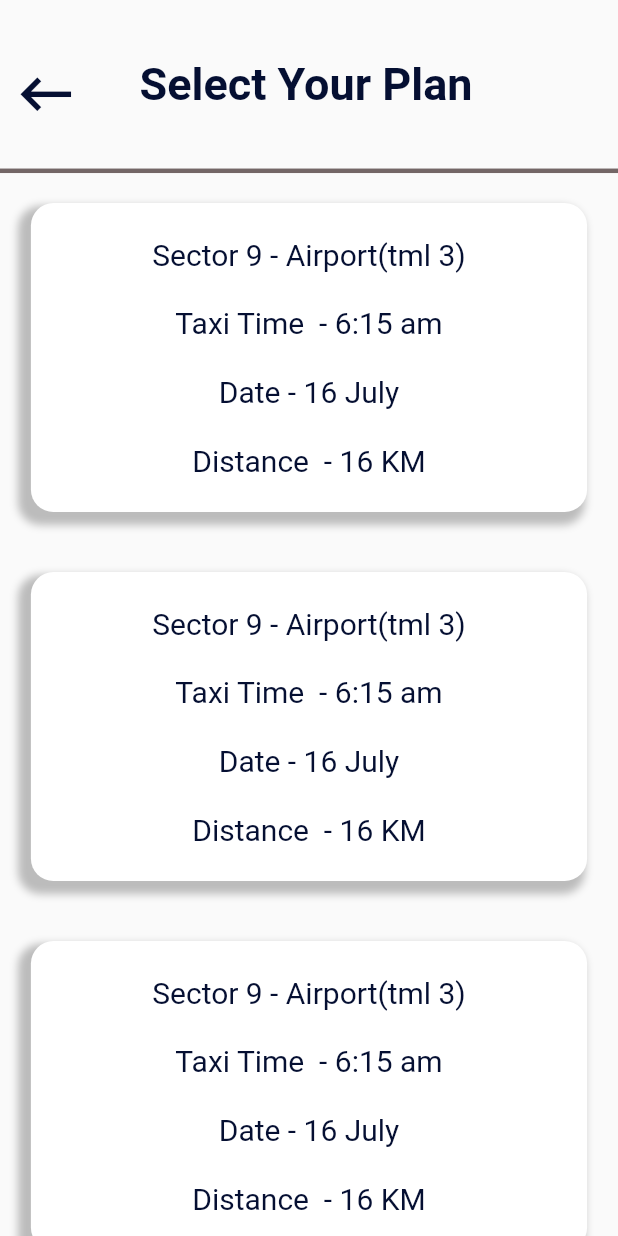
After one commit to Ishikagarg-ig/APKA_Sih2020, a Flutter app: the selectyourPlan screen opened directly, on a phone screen of 412 x 824 dp. The commit adds this screen. Run offline on Flutter 3.47's test engine with Material 2 defaults, Android fonts, the phone set to English and light mode, and no system bars; our stand-ins replace awesome_dialog, carousel_slider, cloud_firestore, firebase_auth, flutter_animation_progress_bar, flutter_neumorphic and 6 more; missing offline and left inert: fab_circular_menu, simple_splashscreen; accounts and stored records are empty.

Commit message:
other commit

```diff
--- a/lib/main.dart
+++ b/lib/main.dart
@@ -25,6 +25,7 @@ class _MyAppState extends State<MyApp> {
     return MaterialApp(
       home:
       AppStart(),
+        debugShowCheckedModeBanner: false
     );
   }
 }
--- a/lib/screens/autobooking_screen.dart
+++ b/lib/screens/autobooking_screen.dart
@@ -6,6 +6,7 @@ import 'package:flutter/rendering.dart';
 import 'package:flutter/services.dart';
 import 'package:flutter_neumorphic/flutter_neumorphic.dart';
 import 'package:hexcolor/hexcolor.dart';
+import 'select_your_plan.dart';
 
 class AutoBookingScreen extends StatefulWidget {
   @override
@@ -399,6 +400,7 @@ class _AutoBookingScreenState extends State<AutoBookingScreen> {
                                     borderRadius: BorderRadius.circular(100.0),
                                   ),
                                   onPressed: (){
+                                    Navigator.push(context, MaterialPageRoute(builder: (context) => selectyourPlan()));
                                   },
                                   child: Text("No",style: TextStyle(color: Colors.white,fontSize: 24.0,),),
                                 ),
--- /dev/null
+++ b/lib/screens/select_your_plan.dart
@@ -0,0 +1,260 @@
+import 'package:flutter/cupertino.dart';
+import 'package:flutter/material.dart';
+import 'package:hexcolor/hexcolor.dart';
+import 'package:flutter_neumorphic/flutter_neumorphic.dart';
+class selectyourPlan extends StatefulWidget {
+  @override
+  _selectyourPlanState createState() => _selectyourPlanState();
+}
+
+class _selectyourPlanState extends State<selectyourPlan> {
+  @override
+  Widget build(BuildContext context) {
+    return Scaffold(
+      body:SingleChildScrollView(
+        scrollDirection: Axis.vertical,
+        child: Column(
+          children: <Widget>[
+            Container(
+              height: MediaQuery.of(context).size.height*0.14,
+              decoration: BoxDecoration(
+                border: Border(
+                  bottom: BorderSide(
+                    color: Hexcolor('#736666'),
+                    width: 3.0,
+                  ),
+                ),
+              ),
+              child: Row(
+                children: <Widget>[
+                  Column(
+                    mainAxisAlignment: MainAxisAlignment.center,
+                    children: <Widget>[
+                      SafeArea(
+                        child: IconButton(
+                          icon: Icon(Icons.keyboard_backspace,color: Hexcolor('#050F32') ,size: 45,),
+                          onPressed: (){
+                            Navigator.pop(context);
+                          },
+                      )
+                      )
+                    ],
+
+                  ),
+                  SizedBox(width: 45),
+
+                  Column(
+                    mainAxisAlignment: MainAxisAlignment.center,
+                    crossAxisAlignment: CrossAxisAlignment.center,
+                    children: <Widget>[
+                      SafeArea(
+                          child: Text('Select Your Plan',style: TextStyle(fontSize: 30.0,color: Hexcolor('#050F32'),fontWeight: FontWeight.w600))
+                      )
+                    ],
+                  )
+                ],
+              ),
+            ),
+            GestureDetector(
+              onTap: (){
+
+              },
+              child: Padding(
+                padding: EdgeInsets.fromLTRB(0, 20, 0, 20),
+                child: Container(
+                  width: MediaQuery.of(context).size.width*0.9,
+                  height: MediaQuery.of(context).size.height*0.25,
+                  decoration: BoxDecoration(
+                    color: Colors.white,
+                    borderRadius: BorderRadius.circular(15.0),
+                    boxShadow: [
+                      BoxShadow(
+                        color: Color.fromRGBO(0, 0, 0, 0.25),
+                        blurRadius: 4,
+                        spreadRadius: 3,
+                        offset: Offset(-5,5),
+                      ),
+                    ],
+                  ),
+                  child: Column(
+                      mainAxisAlignment: MainAxisAlignment.spaceEvenly,
+                      children: <Widget>[
+                        Text("Sector 9 - Airport(tml 3)",
+                          style: TextStyle(
+                          fontSize: 20.0,
+                          color: Hexcolor('#050F32'),
+                          ),),
+                        Text("Taxi Time  - 6:15 am",
+                          style: TextStyle(
+                          fontSize: 20.0,
+                          color: Hexcolor('#050F32'),
+                          ),),
+                        Text("Date - 16 July",
+                          style: TextStyle(
+                          fontSize: 20.0,
+                          color: Hexcolor('#050F32'),
+                          ),),
+                        Text("Distance  - 16 KM",
+                          style: TextStyle(
+                          fontSize: 20.0,
+                          color: Hexcolor('#050F32'),
+                          ),)
+                    ]
+                        )
+                ),
+              ),
+            ),
+            GestureDetector(
+              onTap: (){
+
+              },
+              child: Padding(
+                padding: EdgeInsets.fromLTRB(0, 20, 0, 20),
+                child: Container(
+                    width: MediaQuery.of(context).size.width*0.9,
+                    height: MediaQuery.of(context).size.height*0.25,
+                    decoration: BoxDecoration(
+                      color: Colors.white,
+                      borderRadius: BorderRadius.circular(15.0),
+                      boxShadow: [
+                        BoxShadow(
+                          color: Color.fromRGBO(0, 0, 0, 0.25),
+                          blurRadius: 4,
+                          spreadRadius: 3,
+                          offset: Offset(-5,5),
+                        ),
+                      ],
+                    ),
+                    child: Column(
+                        mainAxisAlignment: MainAxisAlignment.spaceEvenly,
+                        children: <Widget>[
+                          Text("Sector 9 - Airport(tml 3)",
+                            style: TextStyle(
+                              fontSize: 20.0,
+                              color: Hexcolor('#050F32'),
+                            ),),
+                          Text("Taxi Time  - 6:15 am",
+                            style: TextStyle(
+                              fontSize: 20.0,
+                              color: Hexcolor('#050F32'),
+                            ),),
+                          Text("Date - 16 July",
+                            style: TextStyle(
+                              fontSize: 20.0,
+                              color: Hexcolor('#050F32'),
+                            ),),
+                          Text("Distance  - 16 KM",
+                            style: TextStyle(
+                              fontSize: 20.0,
+                              color: Hexcolor('#050F32'),
+                            ),)
+                        ]
+                    )
+                ),
+              ),
+            ),
+            GestureDetector(
+              onTap: (){
+
+              },
+              child: Padding(
+                padding: EdgeInsets.fromLTRB(0, 20, 0, 20),
+                child: Container(
+                    width: MediaQuery.of(context).size.width*0.9,
+                    height: MediaQuery.of(context).size.height*0.25,
+                    decoration: BoxDecoration(
+                      color: Colors.white,
+                      borderRadius: BorderRadius.circular(15.0),
+                      boxShadow: [
+                        BoxShadow(
+                          color: Color.fromRGBO(0, 0, 0, 0.25),
+                          blurRadius: 4,
+                          spreadRadius: 3,
+                          offset: Offset(-5,5),
+                        ),
+                      ],
+                    ),
+                    child: Column(
+                        mainAxisAlignment: MainAxisAlignment.spaceEvenly,
+                        children: <Widget>[
+                          Text("Sector 9 - Airport(tml 3)",
+                            style: TextStyle(
+                              fontSize: 20.0,
+                              color: Hexcolor('#050F32'),
+                            ),),
+                          Text("Taxi Time  - 6:15 am",
+                            style: TextStyle(
+                              fontSize: 20.0,
+                              color: Hexcolor('#050F32'),
+                            ),),
+                          Text("Date - 16 July",
+                            style: TextStyle(
+                              fontSize: 20.0,
+                              color: Hexcolor('#050F32'),
+                            ),),
+                          Text("Distance  - 16 KM",
+                            style: TextStyle(
+                              fontSize: 20.0,
+                              color: Hexcolor('#050F32'),
+                            ),)
+                        ]
+                    )
+                ),
+              ),
+            ),
+            GestureDetector(
+              onTap: (){
+
+              },
+              child: Padding(
+                padding: EdgeInsets.fromLTRB(0, 20, 0, 20),
+                child: Container(
+                    width: MediaQuery.of(context).size.width*0.9,
+                    height: MediaQuery.of(context).size.height*0.25,
+                    decoration: BoxDecoration(
+                      color: Colors.white,
+                      borderRadius: BorderRadius.circular(15.0),
+                      boxShadow: [
+                        BoxShadow(
+                          color: Color.fromRGBO(0, 0, 0, 0.25),
+                          blurRadius: 4,
+                          spreadRadius: 3,
+                          offset: Offset(-5,5),
+                        ),
+                      ],
+                    ),
+                    child: Column(
+                        mainAxisAlignment: MainAxisAlignment.spaceEvenly,
+                        children: <Widget>[
+                          Text("Sector 9 - Airport(tml 3)",
+                            style: TextStyle(
+                              fontSize: 20.0,
+                              color: Hexcolor('#050F32'),
+                            ),),
+                          Text("Taxi Time  - 6:15 am",
+                            style: TextStyle(
+                              fontSize: 20.0,
+                              color: Hexcolor('#050F32'),
+                            ),),
+                          Text("Date - 16 July",
+                            style: TextStyle(
+                              fontSize: 20.0,
+                              color: Hexcolor('#050F32'),
+                            ),),
+                          Text("Distance  - 16 KM",
+                            style: TextStyle(
+                              fontSize: 20.0,
+                              color: Hexcolor('#050F32'),
+                            ),)
+                        ]
+                    )
+                ),
+              ),
+            ),
+          ],
+        ),
+      )
+
+    );
+  }
+}
```
Also changed, not shown: pubspec.lock.
